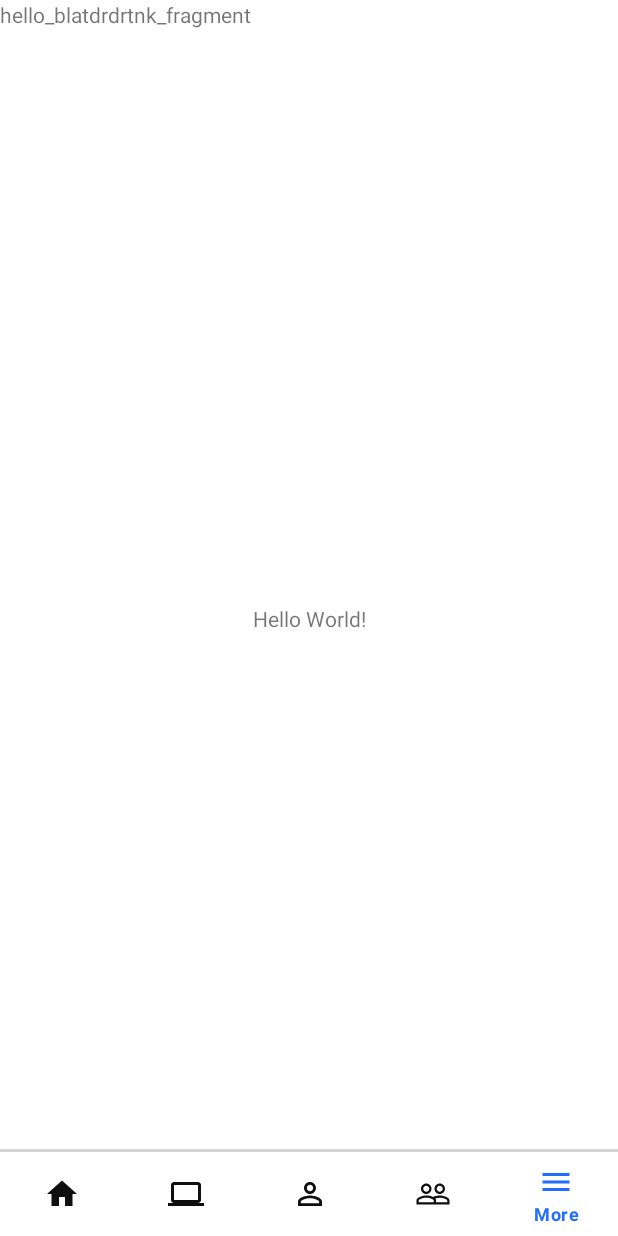
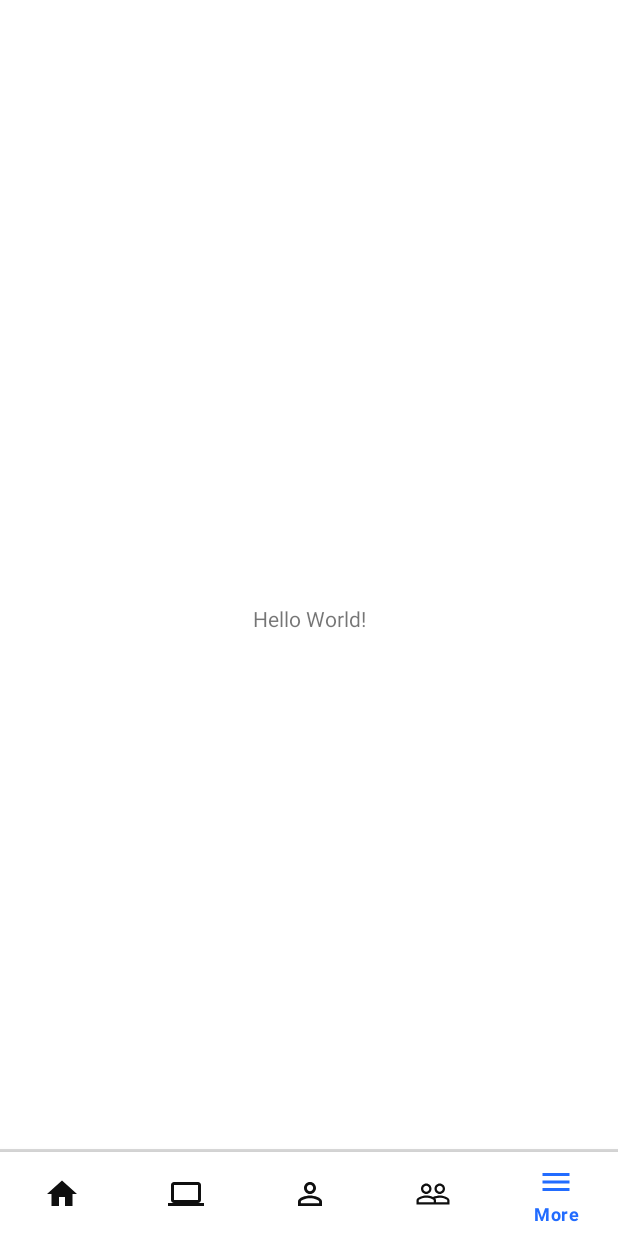
Before and after one commit to itssinghankit/CSI, an Android app: the MoreFragment screen opened through its navigation route, on a phone screen of 412 x 824 dp. Run offline under Robolectric (Android 15) with nearby library versions, the phone set to English and light mode, and no system bars; our stand-ins replace navigation-ui.

Commit message:
code clear

```diff
--- a/app/src/main/res/layout/fragment_domains.xml
+++ b/app/src/main/res/layout/fragment_domains.xml
@@ -5,10 +5,6 @@
     android:layout_height="match_parent"
     tools:context=".fragments.DomainsFragment">
 
-    <!-- TODO: Update blank fragment layout -->
-    <TextView
-        android:layout_width="match_parent"
-        android:layout_height="match_parent"
-        android:text="@string/hello_blank_fragment" />
+
 
 </FrameLayout>
--- a/app/src/main/res/layout/fragment_more.xml
+++ b/app/src/main/res/layout/fragment_more.xml
@@ -5,10 +5,6 @@
     android:layout_height="match_parent"
     tools:context=".fragments.MoreFragment">
 
-    <!-- TODO: Update blank fragment layout -->
-    <TextView
-        android:layout_width="match_parent"
-        android:layout_height="match_parent"
-        android:text="hello_blatdrdrtnk_fragment" />
+
 
 </FrameLayout>
```
